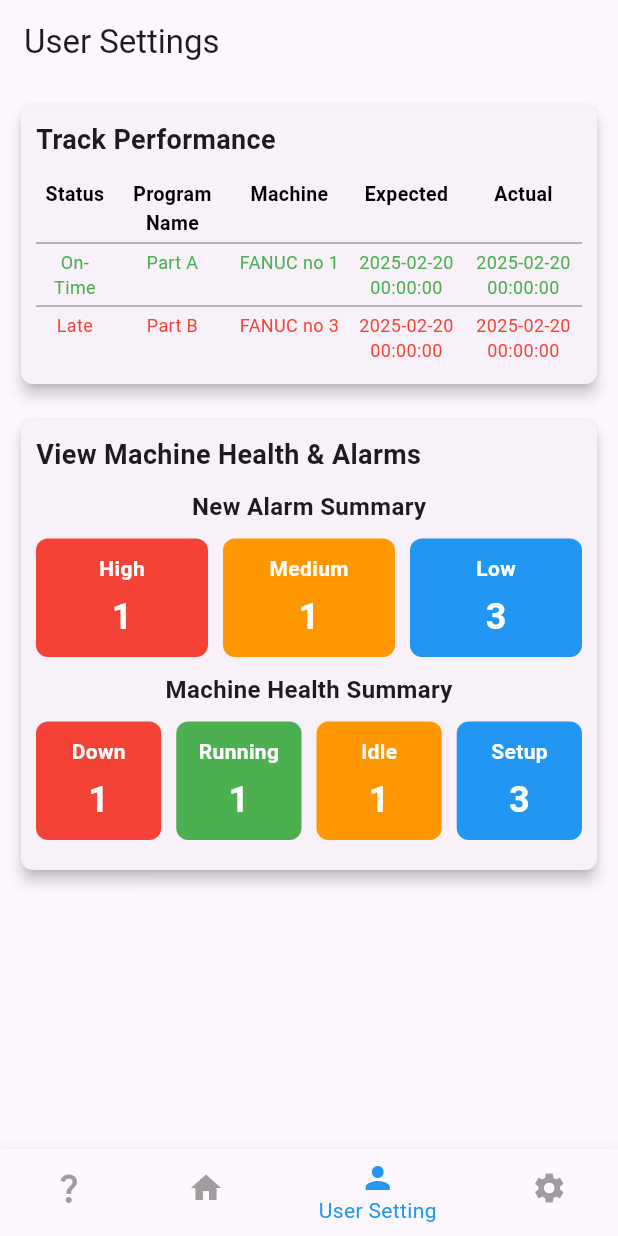
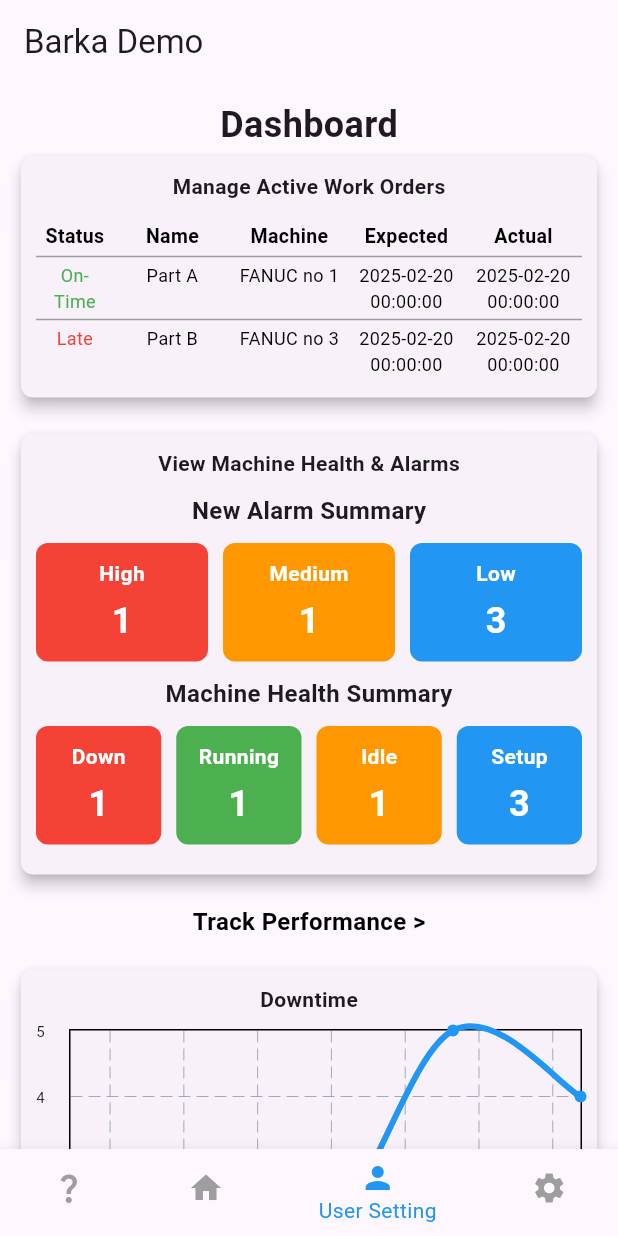
Before and after one commit to akkbar/barka_cnc_mobile, a Flutter app: the screen it shows after launch, item 3 of the bottom bar chosen, on a phone screen of 412 x 824 dp. Run offline on Flutter 3.47's test engine with Material 3 defaults, Android fonts, the light colour scheme and no system bars; drawn by our look-alikes of fl_chart; our stand-ins replace get_storage; missing offline and left inert: flutter_inappwebview.

Commit message:
complete mobile ver

```diff
--- a/lib/screens/user_setting_screen.dart
+++ b/lib/screens/user_setting_screen.dart
@@ -1,4 +1,8 @@
 import 'package:flutter/material.dart';
+import 'package:fl_chart/fl_chart.dart';
+import 'track_performance_screen.dart';
+import 'manage_active_job_screen.dart';
+import 'view_machine_health_screen.dart';
 
 class UserSettingScreen extends StatelessWidget {
   const UserSettingScreen({super.key});
@@ -7,7 +11,7 @@ class UserSettingScreen extends StatelessWidget {
   Widget build(BuildContext context) {
     return Scaffold(
       appBar: AppBar(
-        title: const Text('User Settings'),
+        title: const Text('Barka Demo'),
       ),
       body: SingleChildScrollView(
         child: Padding(
@@ -15,9 +19,51 @@ class UserSettingScreen extends StatelessWidget {
           child: Column(
             crossAxisAlignment: CrossAxisAlignment.start,
             children: [
-              _buildCard("Track Performance", _buildActiveJobsTable()),
+              const Center(
+                child: Text(
+                  'Dashboard',
+                  style: TextStyle(fontSize: 24, fontWeight: FontWeight.bold),
+                ),
+              ),
+              GestureDetector(
+                onTap: () {
+                  Navigator.push(
+                    context,
+                    MaterialPageRoute(builder: (context) => ManageActiveJobScreen()),
+                  );
+                },
+                child: _buildCard("Manage Active Work Orders", _buildActiveJobsTable()),
+              ),
               const SizedBox(height: 16),
-              _buildCard("View Machine Health & Alarms", _buildMachineHealth()),
+              GestureDetector(
+                onTap: () {
+                  Navigator.push(
+                    context,
+                    MaterialPageRoute(builder: (context) => const ViewMachineHealthScreen()),
+                  );
+                },
+                child: _buildCard("View Machine Health & Alarms", _buildMachineHealth()),
+              ),
+              const SizedBox(height: 16),
+              GestureDetector(
+                onTap: () {
+                  Navigator.push(
+                    context,
+                    MaterialPageRoute(builder: (context) => const TrackPerformanceScreen()),
+                  );
+                },
+                child: const Center(
+                  child: Text(
+                    'Track Performance >',
+                    style: TextStyle(fontSize: 16, fontWeight: FontWeight.bold, color: Colors.black),
+                  ),
+                ),
+              ),
+              const SizedBox(height: 16),
+              _buildCard("Downtime", _buildLineChart()),
+              _buildCard("Cycle Time", _buildLineChart()),
+              _buildCard("Utilization", _buildLineChart()),
+              _buildCard("Setup Time", _buildLineChart()),
             ],
           ),
         ),
@@ -34,7 +80,7 @@ class UserSettingScreen extends StatelessWidget {
         child: Column(
           crossAxisAlignment: CrossAxisAlignment.start,
           children: [
-            Text(title, style: const TextStyle(fontSize: 18, fontWeight: FontWeight.bold)),
+            Center(child:Text(title, style: const TextStyle(fontSize: 14, fontWeight: FontWeight.bold)),),
             const SizedBox(height: 10),
             child,
           ],
@@ -56,7 +102,7 @@ class UserSettingScreen extends StatelessWidget {
         4: FlexColumnWidth(3),
       },
       children: [
-        _buildTableRow(["Status", "Program Name", "Machine", "Expected", "Actual"], isHeader: true),
+        _buildTableRow(["Status", "Name", "Machine", "Expected", "Actual"], isHeader: true),
         _buildTableRow(["On-Time", "Part A", "FANUC no 1", "2025-02-20\n00:00:00", "2025-02-20\n00:00:00"], status: Colors.green),
         _buildTableRow(["Late", "Part B", "FANUC no 3", "2025-02-20\n00:00:00", "2025-02-20\n00:00:00"], status: Colors.red),
       ],
@@ -65,7 +111,9 @@ class UserSettingScreen extends StatelessWidget {
 
   TableRow _buildTableRow(List<String> cells, {bool isHeader = false, Color? status}) {
     return TableRow(
-      children: cells.map((cell) {
+      children: cells.asMap().entries.map((entry) {
+        int index = entry.key;
+        String cell = entry.value;
         return Padding(
           padding: const EdgeInsets.all(4.0),
           child: Text(
@@ -74,7 +122,7 @@ class UserSettingScreen extends StatelessWidget {
             style: TextStyle(
               fontWeight: isHeader ? FontWeight.bold : FontWeight.normal,
               fontSize: isHeader ? 13 : 12,
-              color: status ?? Colors.black,
+              color: (index == 0 && status != null) ? status : Colors.black,
             ),
           ),
         );
@@ -134,4 +182,56 @@ class UserSettingScreen extends StatelessWidget {
       ),
     );
   }
+
+  Widget _buildLineChart() {
+    return SizedBox(
+      height: 200,
+      child: LineChart(
+        LineChartData(
+          gridData: const FlGridData(show: true),
+          titlesData: FlTitlesData(
+            leftTitles: AxisTitles(
+              sideTitles: SideTitles(
+                showTitles: true,
+                getTitlesWidget: (value, meta) {
+                  return Text('${value.toInt()}', style: const TextStyle(fontSize: 10));
+                },
+              ),
+            ),
+            rightTitles: const AxisTitles(
+              sideTitles: SideTitles(showTitles: false),
+            ),
+            topTitles: const AxisTitles(
+              sideTitles: SideTitles(showTitles: false),
+            ),
+            bottomTitles: AxisTitles(
+              sideTitles: SideTitles(
+                showTitles: true,
+                getTitlesWidget: (value, meta) {
+                  final DateTime date = DateTime.fromMillisecondsSinceEpoch(value.toInt());
+                  return Text('${date.month}/${date.day}', style: const TextStyle(fontSize: 10));
+                },
+              ),
+            ),
+          ),
+          borderData: FlBorderData(show: true),
+          lineBarsData: [
+            LineChartBarData(
+              spots: [
+                FlSpot(DateTime(2025, 2, 19).millisecondsSinceEpoch.toDouble(), 1),
+                FlSpot(DateTime(2025, 2, 20).millisecondsSinceEpoch.toDouble(), 3),
+                FlSpot(DateTime(2025, 2, 21).millisecondsSinceEpoch.toDouble(), 2),
+                FlSpot(DateTime(2025, 2, 22).millisecondsSinceEpoch.toDouble(), 5),
+                FlSpot(DateTime(2025, 2, 23).millisecondsSinceEpoch.toDouble(), 4),
+              ],
+              isCurved: true,
+              color: Colors.blue,
+              barWidth: 4,
+              belowBarData: BarAreaData(show: false),
+            ),
+          ],
+        ),
+      ),
+    );
+  }
 }
--- a/pubspec.yaml
+++ b/pubspec.yaml
@@ -32,7 +32,7 @@ dependencies:
     sdk: flutter
   flutter_inappwebview: ^6.0.0
   get_storage: ^2.0.3
-
+  fl_chart: ^0.66.0
 
 
   # The following adds the Cupertino Icons font to your application.
```
Also changed, not shown: lib/screens/machine_info_screen.dart (added, +90 -0 lines), lib/screens/manage_active_job_screen.dart (added, +111 -0 lines), lib/screens/track_performance_screen.dart (added, +197 -0 lines), lib/screens/view_machine_health_screen.dart (added, +184 -0 lines), pubspec.lock.
